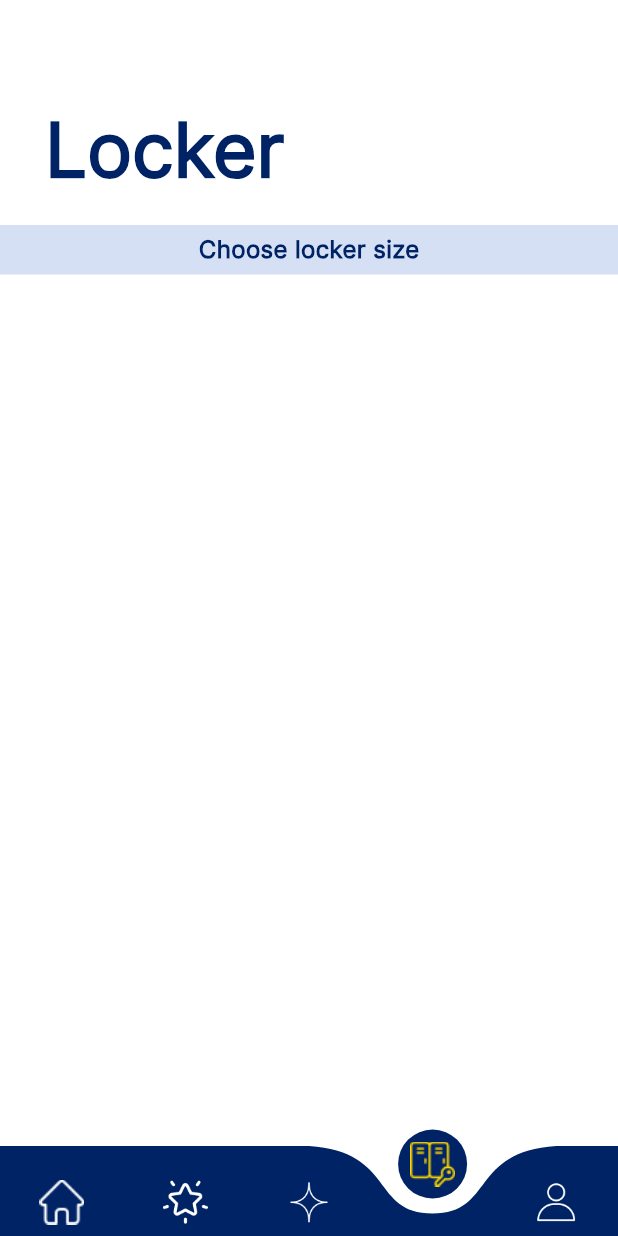
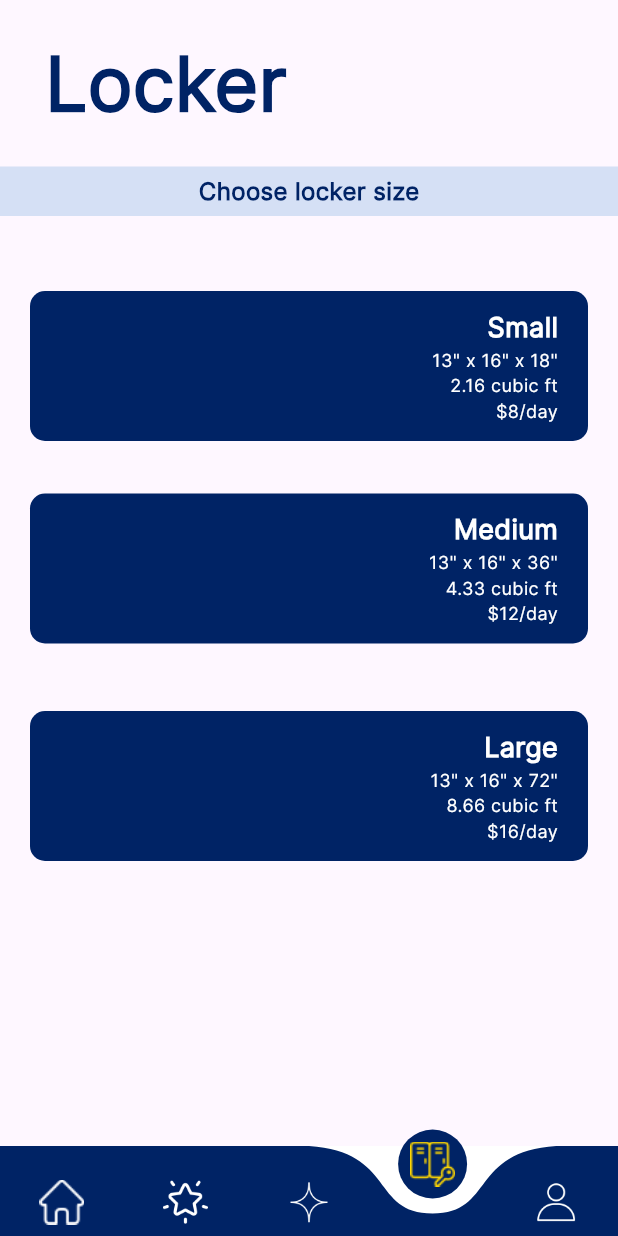
Before and after one commit to bearface4/Paws-Up, a Flutter app: the Locker screen opened directly, on a phone screen of 412 x 824 dp. Run offline on Flutter 3.47's test engine with Material 3 defaults, Android fonts, the light colour scheme and no system bars; drawn by our look-alikes of curved_navigation_bar; our stand-ins replace another_flutter_splash_screen, card_swiper, cloud_firestore, firebase_auth, firebase_core, firebase_storage and 3 more; accounts and stored records are empty.

Commit message:
Initial commit

```diff
--- a/lib/locker.dart
+++ b/lib/locker.dart
@@ -21,46 +21,44 @@ class _LockerState extends State<Locker> {
   @override
   Widget build(BuildContext context) {
     return Scaffold(
-      body: Stack(
-        children: <Widget>[
-          Container(color: Colors.white),
+      body: SafeArea(
+        child: Column(
+          children: [
             _buildHeader(),
             _buildChooseLockerSize(),
+            Expanded(
+              child: _buildLockerSizeList(),
+            ),
           ],
+        ),
       ),
       bottomNavigationBar: _buildBottomNavigationBar(),
     );
   }
 
   Widget _buildHeader() {
-    return Positioned(
-      top: 70.0,
-      left: 30.0,
-      child: RichText(
-        text: TextSpan(
-          children: <TextSpan>[
-            TextSpan(
-              text: 'Locker',
+    return Padding(
+      padding: const EdgeInsets.only(left: 30.0, top: 20.0),
+      child: Align(
+        alignment: Alignment.centerLeft,
+        child: Text(
+          'Locker',
           style: TextStyle(
             fontSize: 50.0,
             fontWeight: FontWeight.bold,
             fontFamily: 'Inter',
             color: Color(0xFF002365),
-                decorationColor: Color(0xFF002365),
           ),
-            ),
-          ],
         ),
       ),
     );
   }
 
   Widget _buildChooseLockerSize() {
-    return Positioned(
-      top: 150.0,
-      left: 0.0,
-      right: 0.0,
+    return Padding(
+      padding: EdgeInsets.only(top: 20.0), // Adjust this value to move it further down
       child: Container(
+        width: double.infinity,
         padding: EdgeInsets.symmetric(vertical: 5.0, horizontal: 20.0),
         decoration: BoxDecoration(
           color: Color(0xFFD5E0F5),
@@ -75,6 +73,61 @@ class _LockerState extends State<Locker> {
               color: Color(0xFF002365),
             ),
           ),
+        ),
+      ),
+    );
+  }
+
+
+  Widget _buildLockerSizeList() {
+    return Padding(
+      padding: EdgeInsets.only(top: 30.0), // Add top padding here
+      child: ListView(
+        padding: EdgeInsets.all(20.0),
+        children: [
+          _buildLockerSizeRectangle('Small', '13" x 16" x 18"\n2.16 cubic ft\n\$8/day'),
+          SizedBox(height: 35),
+          _buildLockerSizeRectangle('Medium', '13" x 16" x 36"\n4.33 cubic ft\n\$12/day'),
+          SizedBox(height: 45),
+          _buildLockerSizeRectangle('Large', '13" x 16" x 72"\n8.66 cubic ft\n\$16/day'),
+        ],
+      ),
+    );
+  }
+
+
+  Widget _buildLockerSizeRectangle(String size, String details) {
+    return Container(
+      width: double.infinity,
+      height: 100.0, // Reduced height from 80.0 to 70.0
+      decoration: BoxDecoration(
+        color: Color(0xFF002365),
+        borderRadius: BorderRadius.circular(10.0),
+      ),
+      child: Padding(
+        padding: const EdgeInsets.symmetric(horizontal: 20.0),
+        child: Column(
+          mainAxisAlignment: MainAxisAlignment.center,
+          crossAxisAlignment: CrossAxisAlignment.end,
+          children: [
+            Text(
+              size,
+              style: TextStyle(
+                color: Colors.white,
+                fontSize: 18.0, // Slightly reduced font size
+                fontWeight: FontWeight.bold,
+                fontFamily: 'Inter',
+              ),
+            ),
+            ...details.split('\n').map((line) => Text(
+              line,
+              style: TextStyle(
+                color: Colors.white,
+                fontSize: 12.0, // Slightly reduced font size
+                fontFamily: 'Inter',
+              ),
+            )).toList(),
+          ],
         ),
       ),
     );
```
Lines whose indentation alone changed are shown as unchanged.
